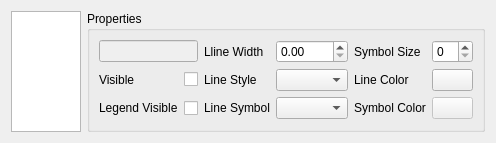
Before: the Qt Designer form itom1DQwtPlot/widgetCurveProperties.ui in itom-project/designerPlugins, drawn with Qt 5.
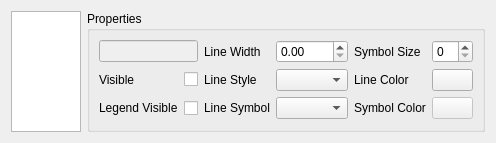
After: the same form once the commit is applied. Custom widgets are drawn as their Qt base class.

Diff of the .ui file:
```diff
--- a/itom1DQwtPlot/widgetCurveProperties.ui
+++ b/itom1DQwtPlot/widgetCurveProperties.ui
@@ -85,7 +85,7 @@
       <item row="0" column="3">
        <widget class="QLabel" name="label_2">
         <property name="text">
-         <string>Lline Width</string>
+         <string>Line Width</string>
         </property>
        </widget>
       </item>
```
